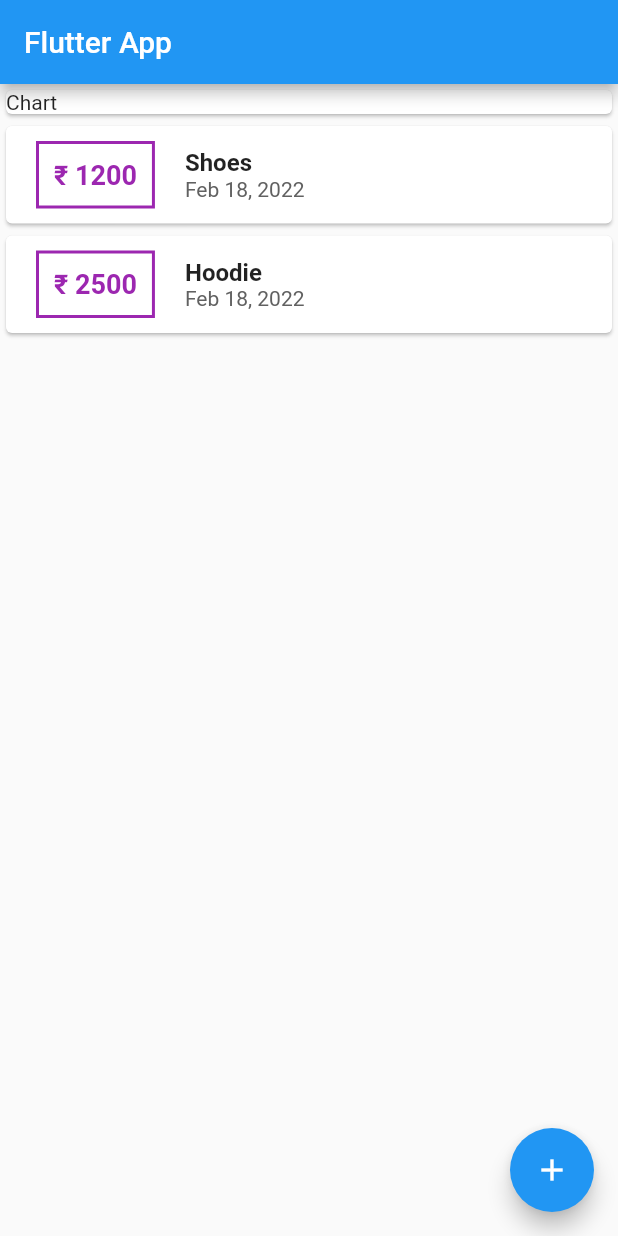
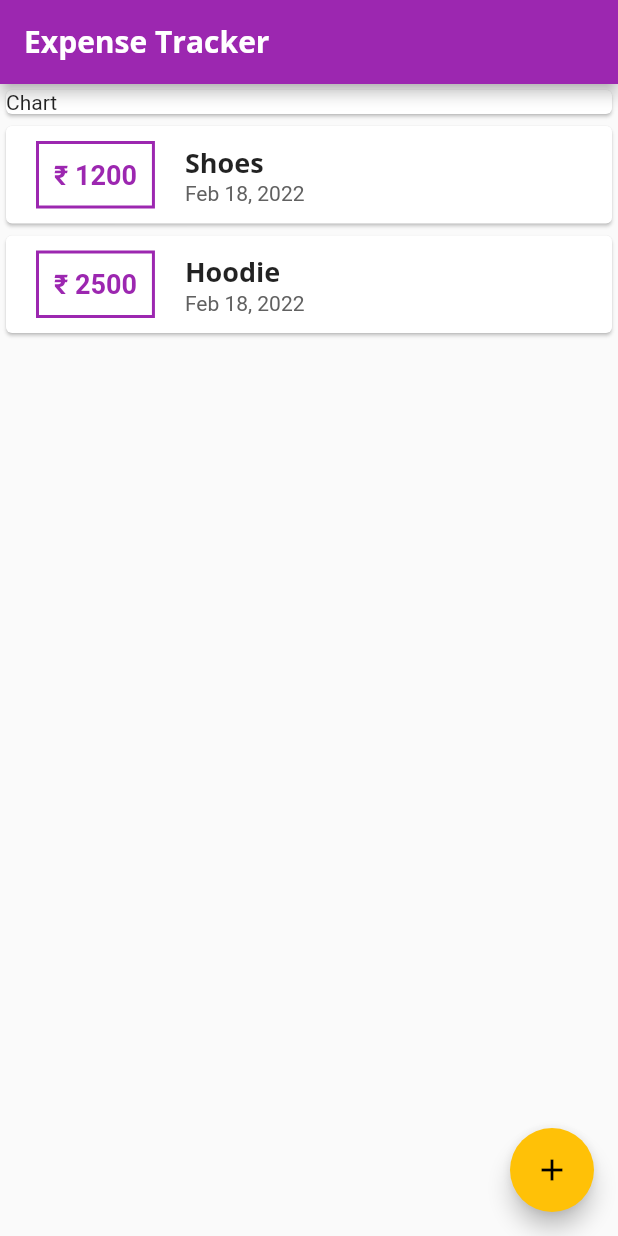
Before and after one commit to apexpre-dator/Expense-Tracker, a Flutter app: the screen it shows after launch, on a phone screen of 412 x 824 dp. Run offline on Flutter 3.47's test engine with Material 2 defaults, Android fonts, the phone set to English and light mode, and no system bars.

Commit message:
Adding theme and font

```diff
--- a/lib/main.dart
+++ b/lib/main.dart
@@ -1,5 +1,3 @@
-import 'dart:ui';
-
 import './widgets/new_transaction.dart';
 import 'package:flutter/material.dart';
 import './widgets/transaction_list.dart';
@@ -13,7 +11,27 @@ class MyApp extends StatelessWidget {
   @override
   Widget build(BuildContext context) {
     return MaterialApp(
-      title: 'Flutter App',
+      title: 'Expense Tracker',
+      theme: ThemeData(
+          primarySwatch: Colors.purple,
+          accentColor: Colors.amber,
+          fontFamily: 'OpenSans',
+          textTheme: ThemeData.light().textTheme.copyWith(
+                headline6: TextStyle(
+                  fontFamily: 'OpenSans',
+                  fontWeight: FontWeight.w700,
+                  fontSize: 18,
+                ),
+              ),
+          appBarTheme: AppBarTheme(
+            textTheme: ThemeData.light().textTheme.copyWith(
+                  headline6: TextStyle(
+                    fontFamily: 'OpenSans',
+                    fontWeight: FontWeight.w700,
+                    fontSize: 20,
+                  ),
+                ),
+          )),
       home: MyHomePage(),
     );
   }
@@ -70,7 +88,7 @@ class _MyHomePageState extends State<MyHomePage> {
   Widget build(BuildContext context) {
     return Scaffold(
       appBar: AppBar(
-        title: Text('Flutter App'),
+        title: Text('Expense Tracker'),
       ),
       body: SingleChildScrollView(
         child: Column(
--- a/lib/widgets/transaction_list.dart
+++ b/lib/widgets/transaction_list.dart
@@ -23,7 +23,7 @@ class TransactionList extends StatelessWidget {
                   ),
                   decoration: BoxDecoration(
                     border: Border.all(
-                      color: Colors.purple,
+                      color: Theme.of(context).primaryColor,
                       width: 2,
                     ),
                   ),
@@ -33,7 +33,7 @@ class TransactionList extends StatelessWidget {
                     style: TextStyle(
                       fontWeight: FontWeight.bold,
                       fontSize: 18,
-                      color: Colors.purple,
+                      color: Theme.of(context).primaryColor,
                     ),
                   ),
                 ),
@@ -42,10 +42,7 @@ class TransactionList extends StatelessWidget {
                   children: <Widget>[
                     Text(
                       transactions[index].title,
-                      style: TextStyle(
-                        fontSize: 16,
-                        fontWeight: FontWeight.bold,
-                      ),
+                      style: Theme.of(context).textTheme.headline6,
                     ),
                     Text(
                       DateFormat.yMMMd().format(transactions[index].date),
```
Also changed, not shown: pubspec.yaml (+6 -12 lines), assests/fonts/OpenSans-Bold.ttf (added), assests/fonts/OpenSans-Regular.ttf (added).
